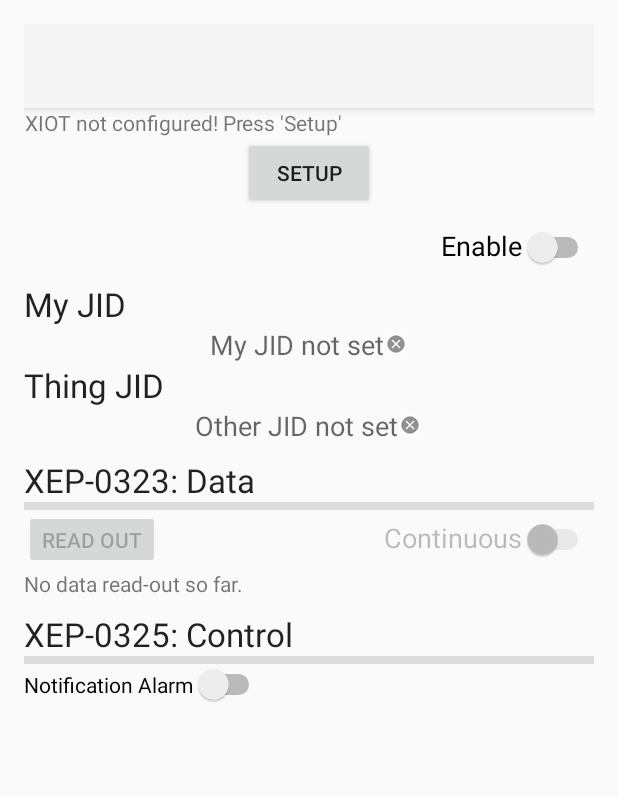
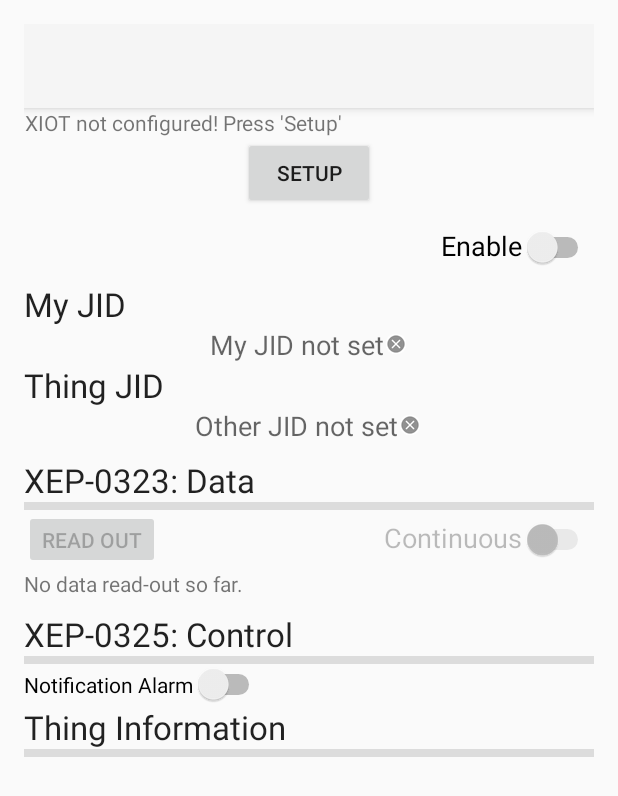
Before and after one commit to Flowdalic/android-xmpp-iot-demo, an Android app: the layout activity_main.xml on its own in the app's theme, with its tools: preview values and no code run, on a phone screen of 412 x 824 dp. Shown: the top 796 px of the screen. Run offline under Robolectric (Android 15) with nearby library versions, the phone set to English and light mode, and no system bars.

```diff
--- a/app/src/main/java/com/clayster/xmppiotdemo/MainActivity.java
+++ b/app/src/main/java/com/clayster/xmppiotdemo/MainActivity.java
@@ -39,6 +39,7 @@ public class MainActivity extends AppCompatActivity {
 	private LinearLayout setupLinearLayout;
 	private LinearLayout controlLinearLayout;
 	LinearLayout mIotSensorsLinearLayout;
+	LinearLayout mIotThingInfosLinearLayout;
 
 	private TextView mMyJidTextView;
 	private TextView mOtherJidTextView;
@@ -78,6 +79,7 @@ public class MainActivity extends AppCompatActivity {
 		settings = Settings.getInstance(this);
 
 		mXmppIotThing = XmppIotThing.getInstance(this);
+		mXmppIotDataControl.mainActivityOnCreate(this);
 
 		xmppManager = XmppManager.getInstance(this);
 		xmppManager.mainActivityOnCreate(this);
@@ -142,5 +144,6 @@ public class MainActivity extends AppCompatActivity {
 		super.onDestroy();
 		xmppManager.mainActivityOnDestroy(this);
 		mXmppIotDataControl.mainActivityOnDestroy(this);
+		mXmppIotThing.mainActivityOnDestroy(this);
 	}
 }
--- a/app/src/main/res/layout/activity_main.xml
+++ b/app/src/main/res/layout/activity_main.xml
@@ -135,6 +135,11 @@
             android:layout_height="9dp"
             />
 
+        <LinearLayout
+            android:id="@+id/app_gui_elements_linear_layout"
+            android:layout_width="match_parent"
+            android:layout_height="wrap_content"
+            android:orientation="vertical">
 
             <TextView
                 android:id="@+id/data_section_headline_text_view"
@@ -214,4 +219,35 @@
 
         </LinearLayout>
 
+        <LinearLayout
+            android:layout_width="match_parent"
+            android:layout_height="wrap_content"
+            android:orientation="vertical"
+            android:id="@+id/thing_gui_elements_linear_layout">
+
+            <TextView
+                android:id="@+id/thing_information_headline_text_view"
+                android:layout_width="wrap_content"
+                android:layout_height="wrap_content"
+                android:text="Thing Information"
+                android:textAppearance="?android:attr/textAppearanceLarge"/>
+
+            <View
+                android:layout_width="match_parent"
+                android:layout_height="5dp"
+                android:background="?android:attr/dividerHorizontal"
+                />
+
+            <LinearLayout
+                android:layout_width="match_parent"
+                android:layout_height="wrap_content"
+                android:orientation="vertical"
+                android:id="@+id/thing_information_infos_linear_layout">
+
+            </LinearLayout>
+
+        </LinearLayout>
+
+    </LinearLayout>
+
 </RelativeLayout>
```
Also changed, not shown: app/src/main/java/com/clayster/xmppiotdemo/Settings.java (+39 -0 lines), app/src/main/java/com/clayster/xmppiotdemo/XmppIotThing.java (+24 -0 lines), app/src/main/res/layout/iot_thing_info.xml (added, +49 -0 lines). Lines whose indentation alone changed are shown as unchanged.
